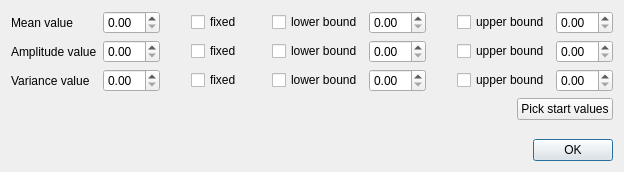
Qt form pensant/ui/gaussModelFitParameters.ui (syncope/pensant) before a commit.
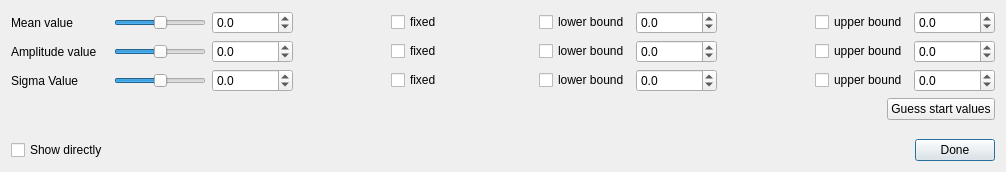
The same form after that commit.

Commit message:
+ updated the ui files significantly to include more info
+ first larger test candidate for interactive fitting setup: gaussian model

++ incorporated sliders for setting the start values for gaussian model
++ added more widget creation and interaction parts for gaussian model
---- still several things missing; e.g. creating data points to plot from current parameter values

Diff of the .ui file:
```diff
--- a/pensant/ui/gaussModelFitParameters.ui
+++ b/pensant/ui/gaussModelFitParameters.ui
@@ -6,7 +6,7 @@
    <rect>
     <x>0</x>
     <y>0</y>
-    <width>624</width>
+    <width>1006</width>
     <height>172</height>
    </rect>
   </property>
@@ -19,7 +19,30 @@
      <item row="0" column="1">
       <layout class="QHBoxLayout" name="horizontalLayout">
        <item>
-        <widget class="QDoubleSpinBox" name="doubleSpinBox_2"/>
+        <widget class="QSlider" name="horizontalSlider">
+         <property name="sliderPosition">
+          <number>50</number>
+         </property>
+         <property name="orientation">
+          <enum>Qt::Horizontal</enum>
+         </property>
+         <property name="tickPosition">
+          <enum>QSlider::NoTicks</enum>
+         </property>
+        </widget>
+       </item>
+       <item>
+        <widget class="QDoubleSpinBox" name="meanValue">
+         <property name="decimals">
+          <number>1</number>
+         </property>
+         <property name="minimum">
+          <double>-1000000000.000000000000000</double>
+         </property>
+         <property name="maximum">
+          <double>1000000000.000000000000000</double>
+         </property>
+        </widget>
        </item>
        <item>
         <spacer name="horizontalSpacer">
@@ -35,7 +58,7 @@
         </spacer>
        </item>
        <item>
-        <widget class="QCheckBox" name="checkBox">
+        <widget class="QCheckBox" name="meanFixedCB">
          <property name="text">
           <string>fixed</string>
          </property>
@@ -62,7 +85,17 @@
         </widget>
        </item>
        <item>
-        <widget class="QDoubleSpinBox" name="doubleSpinBox_3"/>
+        <widget class="QDoubleSpinBox" name="meanLBValue">
+         <property name="decimals">
+          <number>1</number>
+         </property>
+         <property name="minimum">
+          <double>-1000000000.000000000000000</double>
+         </property>
+         <property name="maximum">
+          <double>1000000000.000000000000000</double>
+         </property>
+        </widget>
        </item>
        <item>
         <spacer name="horizontalSpacer_3">
@@ -85,14 +118,44 @@
         </widget>
        </item>
        <item>
-        <widget class="QDoubleSpinBox" name="doubleSpinBox"/>
+        <widget class="QDoubleSpinBox" name="meanUBValue">
+         <property name="decimals">
+          <number>1</number>
+         </property>
+         <property name="minimum">
+          <double>-1000000000.000000000000000</double>
+         </property>
+         <property name="maximum">
+          <double>1000000000.000000000000000</double>
+         </property>
+        </widget>
        </item>
       </layout>
      </item>
      <item row="1" column="1">
       <layout class="QHBoxLayout" name="horizontalLayout_2">
        <item>
-        <widget class="QDoubleSpinBox" name="doubleSpinBox_4"/>
+        <widget class="QSlider" name="horizontalSlider_2">
+         <property name="sliderPosition">
+          <number>50</number>
+         </property>
+         <property name="orientation">
+          <enum>Qt::Horizontal</enum>
+         </property>
+        </widget>
+       </item>
+       <item>
+        <widget class="QDoubleSpinBox" name="amplitudeValue">
+         <property name="decimals">
+          <number>1</number>
+         </property>
+         <property name="minimum">
+          <double>-1000000000.000000000000000</double>
+         </property>
+         <property name="maximum">
+          <double>1000000000.000000000000000</double>
+         </property>
+        </widget>
        </item>
        <item>
         <spacer name="horizontalSpacer_4">
@@ -135,7 +198,17 @@
         </widget>
        </item>
        <item>
-        <widget class="QDoubleSpinBox" name="doubleSpinBox_5"/>
+        <widget class="QDoubleSpinBox" name="amplitudeLBValue">
+         <property name="decimals">
+          <number>1</number>
+         </property>
+         <property name="minimum">
+          <double>-1000000000.000000000000000</double>
+         </property>
+         <property name="maximum">
+          <double>1000000000.000000000000000</double>
+         </property>
+        </widget>
        </item>
        <item>
         <spacer name="horizontalSpacer_6">
@@ -158,14 +231,44 @@
         </widget>
        </item>
        <item>
-        <widget class="QDoubleSpinBox" name="doubleSpinBox_6"/>
+        <widget class="QDoubleSpinBox" name="amplitudeUBValue">
+         <property name="decimals">
+          <number>1</number>
+         </property>
+         <property name="minimum">
+          <double>-1000000000.000000000000000</double>
+         </property>
+         <property name="maximum">
+          <double>1000000000.000000000000000</double>
+         </property>
+        </widget>
        </item>
       </layout>
      </item>
      <item row="2" column="1">
       <layout class="QHBoxLayout" name="horizontalLayout_3">
        <item>
-        <widget class="QDoubleSpinBox" name="doubleSpinBox_7"/>
+        <widget class="QSlider" name="horizontalSlider_3">
+         <property name="sliderPosition">
+          <number>50</number>
+         </property>
+         <property name="orientation">
+          <enum>Qt::Horizontal</enum>
+         </property>
+        </widget>
+       </item>
+       <item>
+        <widget class="QDoubleSpinBox" name="sigmaValue">
+         <property name="decimals">
+          <number>1</number>
+         </property>
+         <property name="minimum">
+          <double>-1000000000.000000000000000</double>
+         </property>
+         <property name="maximum">
+          <double>1000000000.000000000000000</double>
+         </property>
+        </widget>
        </item>
        <item>
         <spacer name="horizontalSpacer_7">
@@ -208,7 +311,17 @@
         </widget>
        </item>
        <item>
-        <widget class="QDoubleSpinBox" name="doubleSpinBox_8"/>
+        <widget class="QDoubleSpinBox" name="sigmaLBValue">
+         <property name="decimals">
+          <number>1</number>
+         </property>
+         <property name="minimum">
+          <double>-1000000000.000000000000000</double>
+         </property>
+         <property name="maximum">
+          <double>1000000000.000000000000000</double>
+         </property>
+        </widget>
        </item>
        <item>
         <spacer name="horizontalSpacer_9">
@@ -231,7 +344,17 @@
         </widget>
        </item>
        <item>
-        <widget class="QDoubleSpinBox" name="doubleSpinBox_9"/>
+        <widget class="QDoubleSpinBox" name="sigmaUBValue">
+         <property name="decimals">
+          <number>1</number>
+         </property>
+         <property name="minimum">
+          <double>-1000000000.000000000000000</double>
+         </property>
+         <property name="maximum">
+          <double>1000000000.000000000000000</double>
+         </property>
+        </widget>
        </item>
       </layout>
      </item>
@@ -253,7 +376,7 @@
        <item>
         <widget class="QPushButton" name="configDonePushBtn">
          <property name="text">
-          <string>OK</string>
+          <string>Done</string>
          </property>
         </widget>
        </item>
@@ -277,7 +400,7 @@
        <item>
         <widget class="QPushButton" name="pickStartValuesBtn">
          <property name="text">
-          <string>Pick start values</string>
+          <string>Guess start values</string>
          </property>
         </widget>
        </item>
@@ -293,7 +416,7 @@
      <item row="2" column="0">
       <widget class="QLabel" name="label_3">
        <property name="text">
-        <string>Variance value</string>
+        <string>Sigma Value</string>
        </property>
       </widget>
      </item>
@@ -317,6 +440,13 @@
        </property>
       </spacer>
      </item>
+     <item row="5" column="0">
+      <widget class="QCheckBox" name="checkBox">
+       <property name="text">
+        <string>Show directly</string>
+       </property>
+      </widget>
+     </item>
     </layout>
    </item>
   </layout>
```
Left out of the diff: 18 changed lines with no effect on the pictures. The commit also changes 4 other files.
